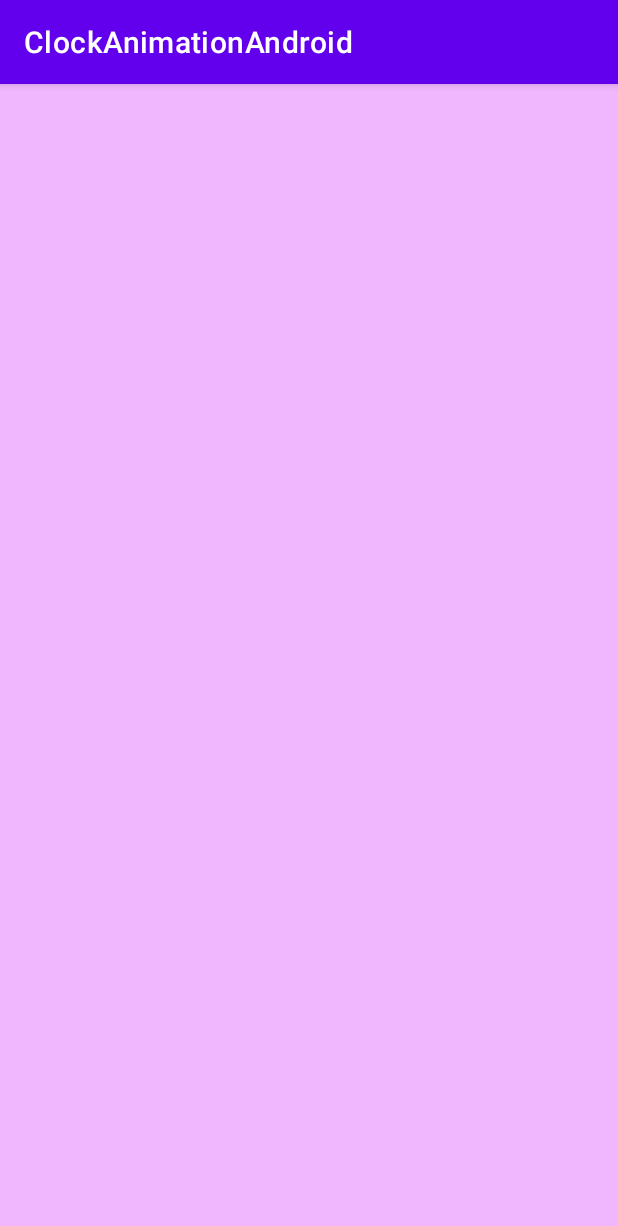
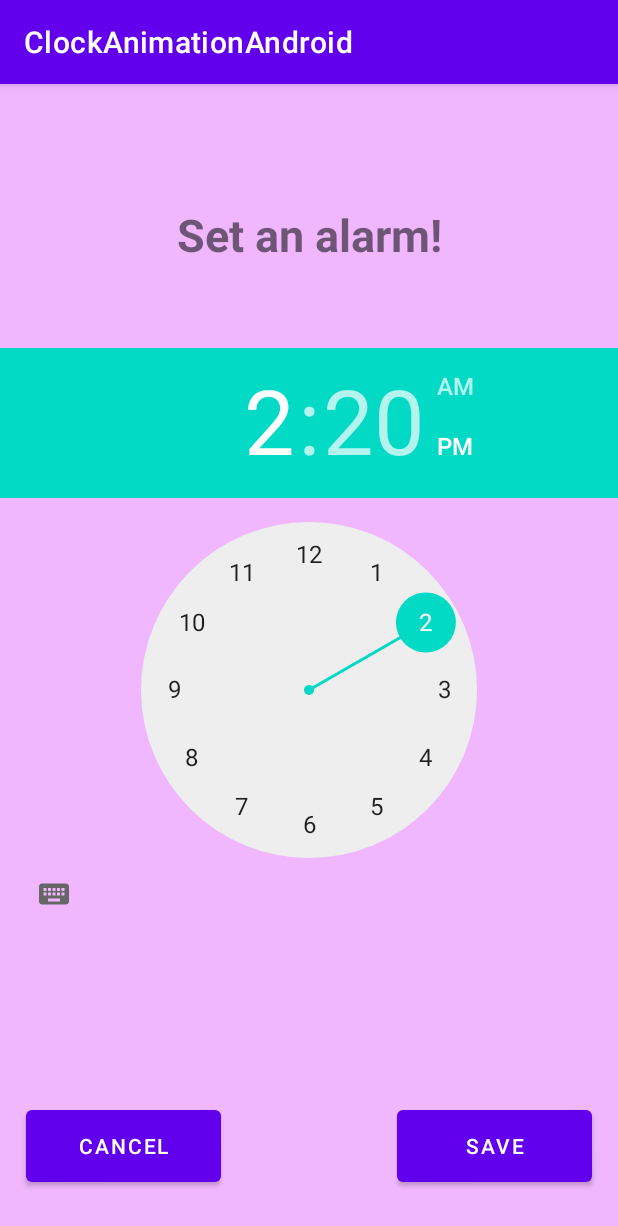
Before and after one commit to E-Livia/ClockAnimationAndroid, an Android app: the SetAlarmActivity screen opened directly, with no data from a screen before it, on a phone screen of 412 x 824 dp. Shown: the top 1226 px of the screen. Run offline under Robolectric (Android 15) with nearby library versions, the phone set to English and light mode, and no system bars.

Commit message:
created layout for set alarm

```diff
--- a/app/src/main/java/com/example/clockanimationandroid/SetAlarmActivity.java
+++ b/app/src/main/java/com/example/clockanimationandroid/SetAlarmActivity.java
@@ -1,6 +1,9 @@
 package com.example.clockanimationandroid;
 
+import android.content.Intent;
 import android.os.Bundle;
+import android.view.View;
+import android.widget.Button;
 
 import androidx.appcompat.app.AppCompatActivity;
 
@@ -8,5 +11,13 @@ public class SetAlarmActivity extends AppCompatActivity {
     protected void onCreate(Bundle savedInstanceState) {
         super.onCreate(savedInstanceState);
         setContentView(R.layout.activity_set_alarm);
+
+        Button cancelButton = findViewById(R.id.cancelButton);
+        cancelButton.setOnClickListener(new View.OnClickListener() {
+            @Override
+            public void onClick(View v) {
+                finish();
+            }
+        });
     }
 }
--- a/app/src/main/res/layout/activity_set_alarm.xml
+++ b/app/src/main/res/layout/activity_set_alarm.xml
@@ -1,8 +1,65 @@
 <?xml version="1.0" encoding="utf-8"?>
 <androidx.constraintlayout.widget.ConstraintLayout
     xmlns:android="http://schemas.android.com/apk/res/android"
+    xmlns:app="http://schemas.android.com/apk/res-auto"
+    xmlns:tools="http://schemas.android.com/tools"
     android:layout_width="match_parent"
     android:layout_height="match_parent"
     android:background="@color/light_pink">
 
+    <TextView
+        android:id="@+id/textView"
+        android:layout_width="wrap_content"
+        android:layout_height="wrap_content"
+        android:text="@string/set"
+        android:layout_marginTop="80dp"
+        android:textSize="30sp"
+        android:textStyle="bold"
+        app:layout_constraintEnd_toEndOf="parent"
+        app:layout_constraintStart_toStartOf="parent"
+        app:layout_constraintTop_toTopOf="parent" />
+
+    <TimePicker
+        android:id="@+id/timePicker"
+        android:layout_width="wrap_content"
+        android:layout_height="wrap_content"
+        app:layout_constraintBottom_toTopOf="@+id/linearLayout2"
+        app:layout_constraintEnd_toEndOf="parent"
+        app:layout_constraintHorizontal_bias="0.0"
+        app:layout_constraintStart_toStartOf="parent"
+        app:layout_constraintTop_toBottomOf="@+id/textView"
+        app:layout_constraintVertical_bias="0.347" />
+
+    <LinearLayout
+        android:id="@+id/linearLayout2"
+        android:layout_width="408dp"
+        android:layout_height="100dp"
+        android:orientation="horizontal"
+        app:layout_constraintBottom_toBottomOf="parent"
+        app:layout_constraintEnd_toEndOf="parent"
+        app:layout_constraintStart_toStartOf="parent">
+
+        <Button
+            android:id="@+id/cancelButton"
+            android:layout_width="130dp"
+            android:layout_height="60dp"
+            android:layout_marginLeft="15dp"
+            android:layout_marginTop="10dp"
+            android:text="@string/cancel" />
+
+        <View
+            android:layout_width="0dp"
+            android:layout_height="0dp"
+            android:layout_weight="1" />
+
+        <Button
+            android:id="@+id/saveButton"
+            android:layout_width="130dp"
+            android:layout_height="60dp"
+            android:layout_marginTop="10dp"
+            android:layout_marginRight="15dp"
+            android:text="@string/save" />
+    </LinearLayout>
+
+
 </androidx.constraintlayout.widget.ConstraintLayout>
--- a/app/src/main/res/values/strings.xml
+++ b/app/src/main/res/values/strings.xml
@@ -3,4 +3,7 @@
     <string name="alarmButton">Alarm</string>
     <string name="clockButton">Clock</string>
     <string name="newAlarm">Set new alarm</string>
+    <string name="cancel">Cancel</string>
+    <string name="save">Save</string>
+    <string name="set">Set an alarm!</string>
 </resources>
```
Also changed, not shown: app/src/main/res/layout/activity_main.xml (+0 -14 lines).
